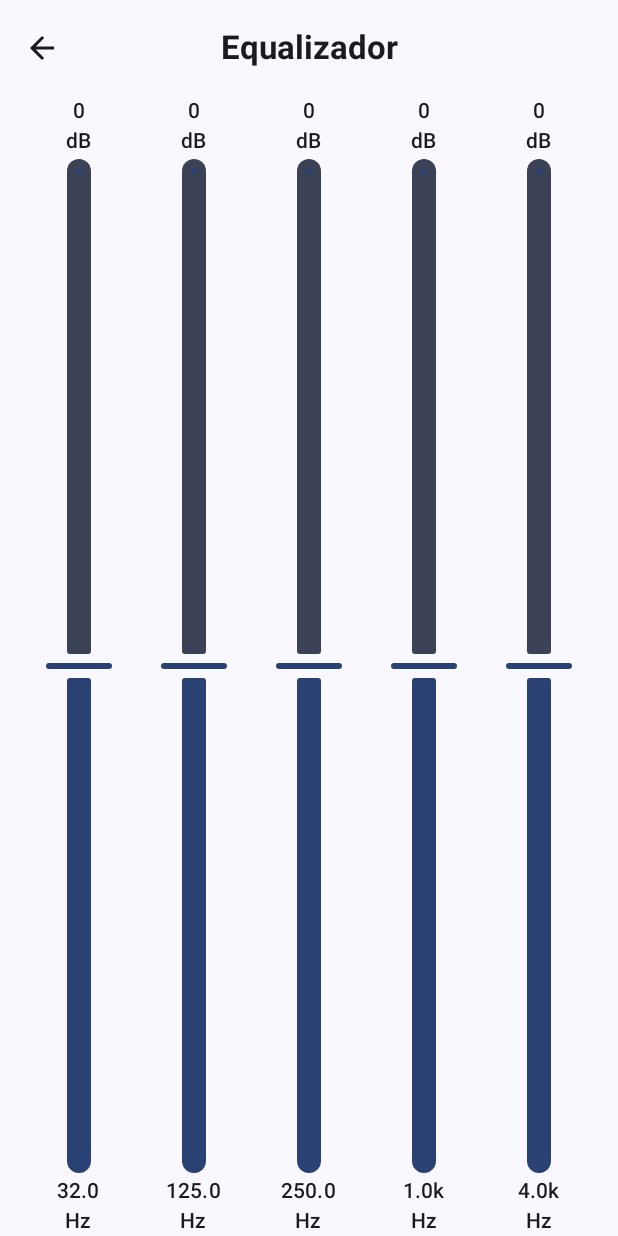
After one commit to francismariano/AudioPlayerWithEqualizer, an Android app built with Jetpack Compose: the EqualizerView screen opened through its navigation route, on a phone screen of 412 x 824 dp. The commit adds this screen. Run offline under Robolectric (Android 15) with nearby library versions, the phone set to English and light mode, and no system bars; 2 statements that could not run were skipped.

Commit message:
Voltando a navegação para a tela do equalizador.

```diff
--- a/app/src/main/java/me/francis/audioplayerwithequalizer/MainActivity.kt
+++ b/app/src/main/java/me/francis/audioplayerwithequalizer/MainActivity.kt
@@ -11,23 +11,21 @@ import androidx.compose.material3.Surface
 import androidx.compose.ui.Modifier
 import androidx.lifecycle.ViewModel
 import androidx.lifecycle.ViewModelProvider
+import me.francis.audioplayerwithequalizer.navigation.NavManager
 import me.francis.audioplayerwithequalizer.ui.theme.AudioPlayerWithEqualizerTheme
 import me.francis.audioplayerwithequalizer.viewModels.MusicPlayerController
 import me.francis.audioplayerwithequalizer.viewModels.MusicPlayerViewModel
-import me.francis.audioplayerwithequalizer.views.PlayerScreen
 
 class MainActivity : ComponentActivity() {
     private lateinit var playerController: MusicPlayerController
-    private lateinit var viewModel: MusicPlayerViewModel
+    private lateinit var musicPlayerViewModel: MusicPlayerViewModel
 
     override fun onCreate(savedInstanceState: Bundle?) {
         super.onCreate(savedInstanceState)
         enableEdgeToEdge()
         playerController = MusicPlayerController(applicationContext)
-        viewModel = ViewModelProvider(
-            this,
-            MusicPlayerViewModelFactory(application, playerController)
-        )[MusicPlayerViewModel::class.java]
+
+        musicPlayerViewModel = ViewModelProvider(this, MusicPlayerViewModelFactory(application, playerController))[MusicPlayerViewModel::class.java]
 
         setContent {
             AudioPlayerWithEqualizerTheme {
@@ -35,6 +33,9 @@ class MainActivity : ComponentActivity() {
                     modifier = Modifier.fillMaxSize(),
                     color = MaterialTheme.colorScheme.background
                 ) {
+                    NavManager(
+                        musicPlayerViewModel = musicPlayerViewModel
+                    )
 
 //                    NotificationPermissionHandler(
 //                        onPermissionGranted = { Log.d("MainActivity", "Permission granted") },
@@ -44,8 +45,6 @@ class MainActivity : ComponentActivity() {
 //                            Log.d("MainActivity", "Permission denied")
 //                        }
 //                    )
-
-                    PlayerScreen(viewModel = viewModel)
                 }
             }
         }
--- a/app/src/main/java/me/francis/audioplayerwithequalizer/navigation/NavManager.kt
+++ b/app/src/main/java/me/francis/audioplayerwithequalizer/navigation/NavManager.kt
@@ -1,36 +1,37 @@
-//package me.francis.audioplayerwithequalizer.navigation
-//
-//import androidx.compose.runtime.Composable
-//import androidx.navigation.compose.NavHost
-//import androidx.navigation.compose.composable
-//import androidx.navigation.compose.rememberNavController
-//import me.francis.audioplayerwithequalizer.views.EqualizerView
-//import me.francis.audioplayerwithequalizer.views.MediaPlayerUI
-//
-//@Composable
-//internal fun NavManager(
+package me.francis.audioplayerwithequalizer.navigation
+
+import androidx.compose.runtime.Composable
+import androidx.navigation.compose.NavHost
+import androidx.navigation.compose.composable
+import androidx.navigation.compose.rememberNavController
+import me.francis.audioplayerwithequalizer.viewModels.MusicPlayerViewModel
+import me.francis.audioplayerwithequalizer.views.EqualizerView
+import me.francis.audioplayerwithequalizer.views.MusicPlayerView
+
+@Composable
+internal fun NavManager(
 //    equalizerViewModel: EqualizerViewModel,
-//    playerViewModel: PlayerViewModel
-//) {
-//    val navController = rememberNavController()
-//
-//    NavHost(
-//        navController = navController,
-//        startDestination = "playerView"
-//    ) {
-//        composable(route = "playerView") {
-//            MediaPlayerUI(
-//                navController = navController,
-//                playerViewModel = playerViewModel
-//            )
-//        }
-//
-//        // navegação para o equalizador
-//        composable(route = "equalizer") {
-//            EqualizerView(
-//                navController = navController,
+    musicPlayerViewModel: MusicPlayerViewModel
+) {
+    val navController = rememberNavController()
+
+    NavHost(
+        navController = navController,
+        startDestination = "playerView"
+    ) {
+        composable(route = "playerView") {
+            MusicPlayerView(
+                navController = navController,
+                musicPlayerViewModel = musicPlayerViewModel
+            )
+        }
+
+        // navegação para o equalizador
+        composable(route = "equalizer") {
+            EqualizerView(
+                navController = navController,
 //                equalizerViewModel = equalizerViewModel,
-//            )
-//        }
-//    }
-//}
+            )
+        }
+    }
+}
--- /dev/null
+++ b/app/src/main/java/me/francis/audioplayerwithequalizer/views/EqualizerView.kt
@@ -0,0 +1,224 @@
+package me.francis.audioplayerwithequalizer.views
+
+import androidx.compose.foundation.background
+import androidx.compose.foundation.layout.Arrangement
+import androidx.compose.foundation.layout.Box
+import androidx.compose.foundation.layout.Column
+import androidx.compose.foundation.layout.PaddingValues
+import androidx.compose.foundation.layout.fillMaxHeight
+import androidx.compose.foundation.layout.fillMaxWidth
+import androidx.compose.foundation.layout.padding
+import androidx.compose.foundation.layout.width
+import androidx.compose.foundation.lazy.LazyRow
+import androidx.compose.material.icons.Icons
+import androidx.compose.material.icons.automirrored.filled.ArrowBack
+import androidx.compose.material3.CenterAlignedTopAppBar
+import androidx.compose.material3.ExperimentalMaterial3Api
+import androidx.compose.material3.Icon
+import androidx.compose.material3.IconButton
+import androidx.compose.material3.MaterialTheme
+import androidx.compose.material3.Scaffold
+import androidx.compose.material3.Slider
+import androidx.compose.material3.SliderDefaults
+import androidx.compose.material3.Text
+import androidx.compose.material3.TopAppBarDefaults
+import androidx.compose.runtime.Composable
+import androidx.compose.runtime.getValue
+import androidx.compose.runtime.mutableStateOf
+import androidx.compose.runtime.remember
+import androidx.compose.runtime.setValue
+import androidx.compose.ui.Alignment
+import androidx.compose.ui.Modifier
+import androidx.compose.ui.graphics.Color
+import androidx.compose.ui.graphics.TransformOrigin
+import androidx.compose.ui.graphics.graphicsLayer
+import androidx.compose.ui.layout.layout
+import androidx.compose.ui.text.font.FontWeight
+import androidx.compose.ui.unit.Constraints
+import androidx.compose.ui.unit.dp
+import androidx.compose.ui.zIndex
+import androidx.navigation.NavController
+
+@OptIn(ExperimentalMaterial3Api::class)
+@Composable
+internal fun EqualizerView(
+    navController: NavController,
+//    equalizerViewModel: EqualizerViewModel,
+) {
+
+//    val equalizer by remember { mutableStateOf(value = Equalizer()) }
+
+    Scaffold(
+        topBar = {
+            CenterAlignedTopAppBar(
+                title = {
+                    Text(
+                        text = "Equalizador",
+                        color = MaterialTheme.colorScheme.onSurface,
+                        fontWeight = FontWeight.Bold,
+                    )
+                },
+                colors = TopAppBarDefaults.centerAlignedTopAppBarColors(
+                    containerColor = MaterialTheme.colorScheme.background,
+                ),
+                navigationIcon = {
+                    IconButton(
+                        onClick = { navController.popBackStack() },
+                        content = {
+                            Icon(
+                                imageVector = Icons.AutoMirrored.Filled.ArrowBack,
+                                contentDescription = "Back",
+                                tint = MaterialTheme.colorScheme.onSurface,
+                            )
+                        }
+                    )
+                }
+            )
+        },
+        content = { padding ->
+            GraphicEqualizer(
+                padding = padding,
+//                equalizer = equalizer,
+                updateFrequency = { column, frequency ->
+//                    equalizer.gains[column] = frequency
+//                    equalizerViewModel.equalize(equalizer = equalizer)
+                }
+            )
+        }
+    )
+}
+
+@Composable
+internal fun GraphicEqualizer(
+    padding: PaddingValues,
+//    equalizer: Equalizer,
+    updateFrequency: (column: Int, frequency: Int) -> Unit,
+) {
+    LazyRow(
+        horizontalArrangement = Arrangement.SpaceEvenly,
+        verticalAlignment = Alignment.CenterVertically,
+        modifier = Modifier
+            .padding(padding)
+            .fillMaxWidth(),
+        content = {
+//            items(equalizer.frequencies.size) { index ->
+            items(5) { index ->
+                Column(
+                    verticalArrangement = Arrangement.SpaceEvenly,
+                    horizontalAlignment = Alignment.CenterHorizontally,
+                    content = {
+                        SliderCustom(
+                            index = index,
+//                            frequency = equalizer.frequencies[index],
+                            frequency = 0,
+                            updateFrequency = updateFrequency,
+                            modifier = Modifier
+                                .padding(horizontal = 1.dp)
+                                .fillMaxHeight()
+                                .width(45.dp)
+                                .zIndex(-1f)
+                        )
+                    }
+                )
+            }
+        }
+    )
+}
+
+@Composable
+internal fun SliderCustom(
+    frequency: Short,
+    index: Int,
+    modifier: Modifier = Modifier,
+    updateFrequency: (column: Int, frequency: Int) -> Unit,
+) {
+    var sliderValue by remember(frequency) { mutableStateOf(frequency) }
+    var gainFrequencies = listOf(32f, 125f, 250f, 1000f, 4000f, 16000f)
+
+    Column(
+        modifier = modifier,
+        horizontalAlignment = Alignment.CenterHorizontally,
+        verticalArrangement = Arrangement.Center
+    ) {
+        Column(
+            horizontalAlignment = Alignment.CenterHorizontally,
+            content = {
+                Text(
+                    text = "${sliderValue.toInt()}",
+                    style = MaterialTheme.typography.titleSmall.copy(
+                        fontWeight = FontWeight.SemiBold
+                    )
+                )
+                Text(
+                    text = "dB",
+                    style = MaterialTheme.typography.titleSmall.copy(
+                        fontWeight = FontWeight.SemiBold
+                    )
+                )
+            }
+        )
+
+        //slider
+        Box(
+            contentAlignment = Alignment.Center,
+            modifier = Modifier
+                .weight(1F)
+                .background(Color.Transparent),
+        ) {
+            Slider(
+                value = sliderValue.toFloat(),
+                onValueChange = {
+                    sliderValue = it.toInt().toShort()
+                },
+                valueRange = -12f..12f,
+                onValueChangeFinished = { updateFrequency(index, sliderValue.toInt()) },
+                colors = SliderDefaults.colors(
+                    thumbColor = MaterialTheme.colorScheme.primary,
+                    disabledThumbColor = MaterialTheme.colorScheme.onBackground,
+                    activeTrackColor = MaterialTheme.colorScheme.primary,
+                    inactiveTrackColor = MaterialTheme.colorScheme.secondary,
+                ),
+                modifier = Modifier
+                    .graphicsLayer {
+                        rotationZ = 270f
+                        transformOrigin = TransformOrigin(0f, 0f)
+                    }
+                    .layout { measurable, constraints ->
+                        val placeable = measurable.measure(
+                            Constraints(
+                                minWidth = constraints.minHeight,
+                                maxWidth = constraints.maxHeight,
+                                minHeight = constraints.minWidth,
+                                maxHeight = constraints.maxHeight,
+                            )
+                        )
+                        layout(placeable.height, placeable.width) {
+                            placeable.place(-placeable.width, 0)
+                        }
+                    },
+            )
+        }
+
+        Column(
+            horizontalAlignment = Alignment.CenterHorizontally,
+            content = {
+                Text(
+                    text = if (gainFrequencies[index] >= 1000) {
+                        "${gainFrequencies[index] / 1000}k"
+                    } else {
+                        "${gainFrequencies[index]}"
+                    },
+                    style = MaterialTheme.typography.titleSmall.copy(
+                        fontWeight = FontWeight.SemiBold
+                    )
+                )
+                Text(
+                    text = "Hz",
+                    style = MaterialTheme.typography.titleSmall.copy(
+                        fontWeight = FontWeight.SemiBold
+                    )
+                )
+            }
+        )
+    }
+}
--- a/app/src/main/java/me/francis/audioplayerwithequalizer/views/PlayerScreen.kt
+++ b/app/src/main/java/me/francis/audioplayerwithequalizer/views/MusicPlayerView.kt
@@ -6,9 +6,9 @@ import androidx.compose.foundation.clickable
 import androidx.compose.foundation.layout.Arrangement
 import androidx.compose.foundation.layout.Column
 import androidx.compose.foundation.layout.Row
-import androidx.compose.foundation.layout.fillMaxSize
 import androidx.compose.foundation.layout.fillMaxWidth
 import androidx.compose.foundation.layout.padding
+import androidx.compose.foundation.layout.size
 import androidx.compose.foundation.lazy.LazyColumn
 import androidx.compose.foundation.lazy.items
 import androidx.compose.material.icons.Icons
@@ -19,6 +19,7 @@ import androidx.compose.material.icons.filled.SkipPrevious
 import androidx.compose.material3.AlertDialog
 import androidx.compose.material3.Button
 import androidx.compose.material3.Divider
+import androidx.compose.material3.FloatingActionButton
 import androidx.compose.material3.Icon
 import androidx.compose.material3.IconButton
 import androidx.compose.material3.ListItem
@@ -36,18 +37,21 @@ import androidx.compose.runtime.setValue
 import androidx.compose.ui.Alignment
 import androidx.compose.ui.Modifier
 import androidx.compose.ui.platform.LocalContext
+import androidx.compose.ui.res.painterResource
 import androidx.compose.ui.unit.dp
 import androidx.core.net.toUri
+import androidx.navigation.NavController
+import me.francis.audioplayerwithequalizer.R
 import me.francis.audioplayerwithequalizer.models.Music
 import me.francis.audioplayerwithequalizer.utils.loadMusicFiles
 import me.francis.audioplayerwithequalizer.viewModels.MusicPlayerViewModel
 
 @Composable
-fun PlayerScreen(
-    viewModel: MusicPlayerViewModel,
-    modifier: Modifier = Modifier
+fun MusicPlayerView(
+    navController: NavController,
+    musicPlayerViewModel: MusicPlayerViewModel
 ) {
-    val playbackState by viewModel.playbackState.collectAsState()
+    val playbackState by musicPlayerViewModel.playbackState.collectAsState()
     val context = LocalContext.current
     var showPlaylistDialog by remember { mutableStateOf(false) }
 
@@ -55,19 +59,12 @@ fun PlayerScreen(
 
     LaunchedEffect(Unit) {
         musicList = loadMusicFiles(context)
-        viewModel.setPlaylist(musicList.map { it.path.toUri() })
+        musicPlayerViewModel.setPlaylist(musicList.map { it.path.toUri() })
     }
 
     Column(
-        modifier = modifier
-            .fillMaxSize()
-            .padding(16.dp),
-        verticalArrangement = Arrangement.SpaceAround
-    ) {
-        // Área de informações da música
-        Column(
-            modifier = Modifier.fillMaxWidth(),
-            horizontalAlignment = Alignment.CenterHorizontally
+        verticalArrangement = Arrangement.Center,
+        horizontalAlignment = Alignment.CenterHorizontally,
     ) {
         Text(
             text = playbackState.currentTrack?.let { uri ->
@@ -80,19 +77,18 @@ fun PlayerScreen(
         // Barra de progresso
         Slider(
             value = playbackState.currentPosition.toFloat(),
-                onValueChange = { viewModel.seekTo(it.toInt()) },
+            onValueChange = { musicPlayerViewModel.seekTo(it.toInt()) },
             valueRange = 0f..playbackState.duration.toFloat(),
-                modifier = Modifier.fillMaxWidth()
+            modifier = Modifier.fillMaxWidth(.9f)
         )
 
         // Tempo decorrido/total
         Row(
-                modifier = Modifier.fillMaxWidth(),
+            modifier = Modifier.fillMaxWidth(.9f),
             horizontalArrangement = Arrangement.SpaceBetween
         ) {
             Text(formatTime(playbackState.currentPosition))
             Text(formatTime(playbackState.duration))
-            }
         }
 
         // Controles do player
@@ -102,7 +98,7 @@ fun PlayerScreen(
             verticalAlignment = Alignment.CenterVertically
         ) {
             IconButton(
-                onClick = { viewModel.skipPrevious() },
+                onClick = { musicPlayerViewModel.skipPrevious() },
                 enabled = playbackState.playlistSize > 0
             ) {
                 Icon(Icons.Default.SkipPrevious, "Música anterior")
@@ -110,7 +106,7 @@ fun PlayerScreen(
 
             IconButton(
                 onClick = {
-                    if (playbackState.isPlaying) viewModel.pause() else viewModel.play()
+                    if (playbackState.isPlaying) musicPlayerViewModel.pause() else musicPlayerViewModel.play()
                 },
                 enabled = playbackState.isReady
             ) {
@@ -121,7 +117,7 @@ fun PlayerScreen(
             }
 
             IconButton(
-                onClick = { viewModel.skipNext() },
+                onClick = { musicPlayerViewModel.skipNext() },
                 enabled = playbackState.playlistSize > 0
             ) {
                 Icon(Icons.Default.SkipNext, "Próxima música")
@@ -135,13 +131,24 @@ fun PlayerScreen(
         ) {
             Text("Mostrar Playlist")
         }
+
+        FloatingActionButton(
+            onClick = { navController.navigate("equalizer") },
+            modifier = Modifier.padding(top = 16.dp)
+        ) {
+            Icon(
+                painter = painterResource(R.drawable.equalizer),
+                contentDescription = "Equalizador",
+                modifier = Modifier.size(48.dp)
+            )
+        }
     }
 
     // Diálogo da playlist
     if (showPlaylistDialog) {
         PlaylistDialog(
             onDismiss = { showPlaylistDialog = false },
-            skipTo = viewModel::skipTo,
+            skipTo = musicPlayerViewModel::skipTo,
             musicList = musicList,
         )
     }
```
Lines whose indentation alone changed are shown as unchanged.
